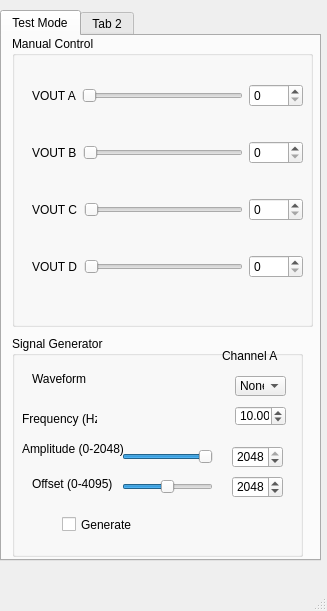
This is Example/[3]analog output/mainwindow.ui in atelier-ritz/Python3.6-32bit--FT232H-libftdi1.4 as Qt 5 draws it before an edit. The edited form follows.
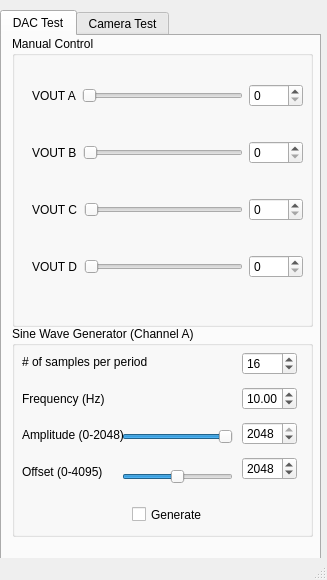
This is the edited form.

Commit message: DAC module finished

```diff
--- a/Example/[3]analog output/mainwindow.ui
+++ b/Example/[3]analog output/mainwindow.ui
@@ -7,7 +7,7 @@
     <x>0</x>
     <y>0</y>
     <width>327</width>
-    <height>611</height>
+    <height>580</height>
    </rect>
   </property>
   <property name="windowTitle">
@@ -25,7 +25,7 @@
     </property>
     <widget class="QWidget" name="tab">
      <attribute name="title">
-      <string>Test Mode</string>
+      <string>DAC Test</string>
      </attribute>
      <widget class="QGroupBox" name="groupBox">
       <property name="geometry">
@@ -174,126 +174,18 @@
       <property name="geometry">
        <rect>
         <x>10</x>
-        <y>300</y>
-        <width>291</width>
-        <height>221</height>
+        <y>290</y>
+        <width>301</width>
+        <height>211</height>
        </rect>
       </property>
       <property name="title">
-       <string>Signal Generator</string>
+       <string>Sine Wave Generator (Channel A)</string>
       </property>
-      <widget class="QLabel" name="label_10">
-       <property name="geometry">
-        <rect>
-         <x>210</x>
-         <y>10</y>
-         <width>80</width>
-         <height>19</height>
-        </rect>
-       </property>
-       <property name="text">
-        <string>Channel A</string>
-       </property>
-      </widget>
-      <widget class="QLabel" name="label_14">
-       <property name="geometry">
-        <rect>
-         <x>20</x>
-         <y>140</y>
-         <width>101</width>
-         <height>16</height>
-        </rect>
-       </property>
-       <property name="text">
-        <string>Offset (0-4095)</string>
-       </property>
-      </widget>
-      <widget class="QComboBox" name="cbb_waveformA">
-       <property name="geometry">
-        <rect>
-         <x>223</x>
-         <y>40</y>
-         <width>51</width>
-         <height>20</height>
-        </rect>
-       </property>
-       <item>
-        <property name="text">
-         <string>None</string>
-        </property>
-       </item>
-       <item>
-        <property name="text">
-         <string>Sin</string>
-        </property>
-       </item>
-       <item>
-        <property name="text">
-         <string>Square</string>
-        </property>
-       </item>
-       <item>
-        <property name="text">
-         <string>Triangle</string>
-        </property>
-       </item>
-      </widget>
-      <widget class="QDoubleSpinBox" name="dspb_freqA">
-       <property name="geometry">
-        <rect>
-         <x>223</x>
-         <y>70</y>
-         <width>51</width>
-         <height>20</height>
-        </rect>
-       </property>
-       <property name="value">
-        <double>10.000000000000000</double>
-       </property>
-      </widget>
-      <widget class="QLabel" name="label_7">
-       <property name="geometry">
-        <rect>
-         <x>20</x>
-         <y>30</y>
-         <width>75</width>
-         <height>25</height>
-        </rect>
-       </property>
-       <property name="text">
-        <string>Waveform</string>
-       </property>
-      </widget>
-      <widget class="QLabel" name="label_9">
-       <property name="geometry">
-        <rect>
-         <x>10</x>
-         <y>100</y>
-         <width>101</width>
-         <height>25</height>
-        </rect>
-       </property>
-       <property name="text">
-        <string>Amplitude (0-2048)</string>
-       </property>
-      </widget>
-      <widget class="QLabel" name="label_8">
-       <property name="geometry">
-        <rect>
-         <x>10</x>
-         <y>70</y>
-         <width>75</width>
-         <height>25</height>
-        </rect>
-       </property>
-       <property name="text">
-        <string>Frequency (Hz)</string>
-       </property>
-      </widget>
       <widget class="QCheckBox" name="chb_generateA">
        <property name="geometry">
         <rect>
-         <x>50</x>
+         <x>120</x>
          <y>180</y>
          <width>70</width>
          <height>17</height>
@@ -306,44 +198,12 @@
         <string>Generate</string>
        </property>
       </widget>
-      <widget class="QSpinBox" name="spb_offsetA">
-       <property name="geometry">
-        <rect>
-         <x>220</x>
-         <y>140</y>
-         <width>51</width>
-         <height>22</height>
-        </rect>
-       </property>
-       <property name="maximum">
-        <number>4095</number>
-       </property>
-       <property name="value">
-        <number>2048</number>
-       </property>
-      </widget>
-      <widget class="QSpinBox" name="spb_ampA">
-       <property name="geometry">
-        <rect>
-         <x>220</x>
-         <y>110</y>
-         <width>51</width>
-         <height>22</height>
-        </rect>
-       </property>
-       <property name="maximum">
-        <number>2048</number>
-       </property>
-       <property name="value">
-        <number>2048</number>
-       </property>
-      </widget>
       <widget class="QSlider" name="horizontalSlider">
        <property name="geometry">
         <rect>
          <x>110</x>
-         <y>110</y>
-         <width>91</width>
+         <y>100</y>
+         <width>111</width>
          <height>22</height>
         </rect>
        </property>
@@ -362,7 +222,7 @@
         <rect>
          <x>110</x>
          <y>140</y>
-         <width>91</width>
+         <width>111</width>
          <height>22</height>
         </rect>
        </property>
@@ -376,27 +236,106 @@
         <enum>Qt::Horizontal</enum>
        </property>
       </widget>
-      <zorder>label_10</zorder>
-      <zorder>label_14</zorder>
-      <zorder>label_10</zorder>
-      <zorder>cbb_waveformA</zorder>
-      <zorder>dspb_freqA</zorder>
-      <zorder>label_7</zorder>
-      <zorder>label_9</zorder>
-      <zorder>label_8</zorder>
-      <zorder>label_7</zorder>
-      <zorder>label_9</zorder>
-      <zorder>label_8</zorder>
-      <zorder>chb_generateA</zorder>
-      <zorder>spb_offsetA</zorder>
-      <zorder>spb_ampA</zorder>
-      <zorder>horizontalSlider</zorder>
-      <zorder>horizontalSlider_2</zorder>
+      <widget class="QWidget" name="">
+       <property name="geometry">
+        <rect>
+         <x>230</x>
+         <y>20</y>
+         <width>55</width>
+         <height>141</height>
+        </rect>
+       </property>
+       <layout class="QVBoxLayout" name="verticalLayout_2">
+        <item>
+         <widget class="QSpinBox" name="spb_samplerate">
+          <property name="minimum">
+           <number>1</number>
+          </property>
+          <property name="maximum">
+           <number>64</number>
+          </property>
+          <property name="singleStep">
+           <number>1</number>
+          </property>
+          <property name="value">
+           <number>16</number>
+          </property>
+         </widget>
+        </item>
+        <item>
+         <widget class="QDoubleSpinBox" name="dspb_freqA">
+          <property name="value">
+           <double>10.000000000000000</double>
+          </property>
+         </widget>
+        </item>
+        <item>
+         <widget class="QSpinBox" name="spb_ampA">
+          <property name="maximum">
+           <number>2048</number>
+          </property>
+          <property name="value">
+           <number>2048</number>
+          </property>
+         </widget>
+        </item>
+        <item>
+         <widget class="QSpinBox" name="spb_offsetA">
+          <property name="maximum">
+           <number>4095</number>
+          </property>
+          <property name="value">
+           <number>2048</number>
+          </property>
+         </widget>
+        </item>
+       </layout>
+      </widget>
+      <widget class="QWidget" name="">
+       <property name="geometry">
+        <rect>
+         <x>10</x>
+         <y>20</y>
+         <width>163</width>
+         <height>141</height>
+        </rect>
+       </property>
+       <layout class="QVBoxLayout" name="verticalLayout_3">
+        <item>
+         <widget class="QLabel" name="label_7">
+          <property name="text">
+           <string># of samples per period</string>
+          </property>
+         </widget>
+        </item>
+        <item>
+         <widget class="QLabel" name="label_8">
+          <property name="text">
+           <string>Frequency (Hz)</string>
+          </property>
+         </widget>
+        </item>
+        <item>
+         <widget class="QLabel" name="label_9">
+          <property name="text">
+           <string>Amplitude (0-2048)</string>
+          </property>
+         </widget>
+        </item>
+        <item>
+         <widget class="QLabel" name="label_14">
+          <property name="text">
+           <string>Offset (0-4095)</string>
+          </property>
+         </widget>
+        </item>
+       </layout>
+      </widget>
      </widget>
     </widget>
     <widget class="QWidget" name="tab_2">
      <attribute name="title">
-      <string>Tab 2</string>
+      <string>Camera Test</string>
      </attribute>
     </widget>
    </widget>
```
Left out of the diff: 3 changed lines with no effect on the pictures. The commit also changes 2 other files.
